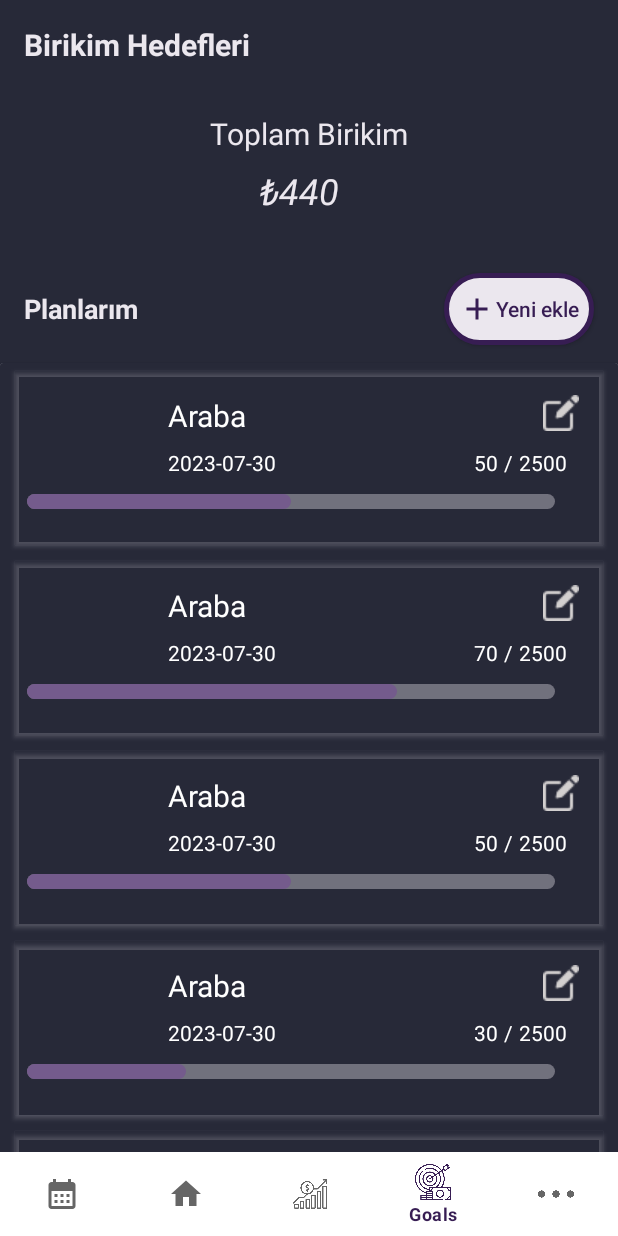
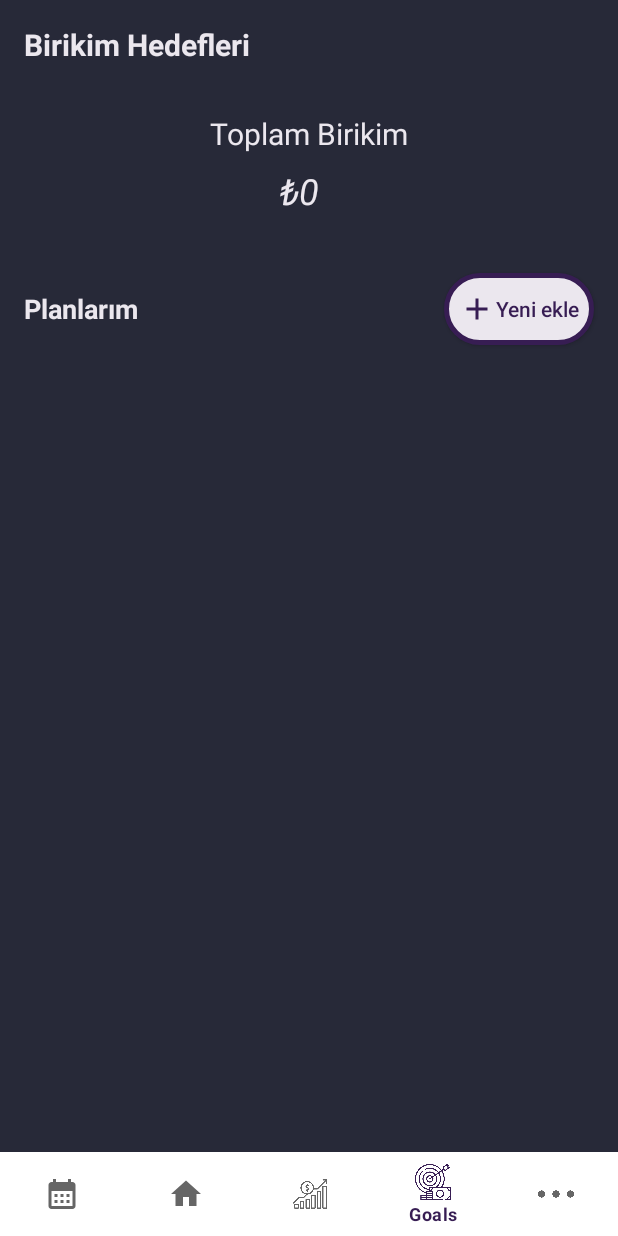
Before and after one commit to 4KanBostan/MoneyManagement, an Android app: the GoalsFragment screen opened through its navigation route, on a phone screen of 412 x 824 dp. Run offline under Robolectric (Android 15) with nearby library versions, the phone set to English and light mode, and no system bars; our stand-ins replace Room's generated code, navigation-ui; libraries missing offline, so code that uses them is left out: com.omega_r.libs; 1 statement that could not run was skipped.

Commit message:
Home account and Transaction room settings update

```diff
--- a/app/src/main/java/com/furkanbostan/moneymanagement/model/ParentRecycleView.kt
+++ b/app/src/main/java/com/furkanbostan/moneymanagement/model/ParentRecycleView.kt
@@ -1,7 +1,8 @@
 package com.furkanbostan.moneymanagement.model
 
 import com.furkanbostan.moneymanagement.database.Transactions
+import com.furkanbostan.moneymanagement.database.TransactionsWithCategoryAndAccount
 import java.time.LocalDate
 
-data class ParentRecycleView(val date: LocalDate, val itemList:ArrayList<Transactions>) {
+data class ParentRecycleView(val date: String, val itemList:ArrayList<TransactionsWithCategoryAndAccount>) {
 }
--- a/app/src/main/java/com/furkanbostan/moneymanagement/ui/goalsPage/GoalsFragment.kt
+++ b/app/src/main/java/com/furkanbostan/moneymanagement/ui/goalsPage/GoalsFragment.kt
@@ -25,13 +25,10 @@ class GoalsFragment : BaseFragment() {
         private lateinit var localDate: LocalDate
     override fun onCreateView(inflater: LayoutInflater, container: ViewGroup?, savedInstanceState: Bundle?): View? {
         binding=FragmentGoalsBinding.inflate(layoutInflater,container,false)
-        storeInRoom()
-        addCategory()
-        addGoal()
+        //storeInRoom()
+        //addCategory()
+        //addGoal()
         totalSaving()
-
-
-
         getAllGoal()
 
         binding.addButton.setOnClickListener {
@@ -71,10 +68,10 @@ class GoalsFragment : BaseFragment() {
 
 
         goalsList= ArrayList()
-        goalsList.add(Goal(0,"Araba",70f,2500f,localDate.toString(),localDate.dayOfMonth.toString(),localDate.month.toString(),localDate.year.toString(),15))
-        goalsList.add(Goal(0,"Araba",50f,2500f,localDate.toString(),localDate.dayOfMonth.toString(),localDate.month.toString(),localDate.year.toString(),15))
-        goalsList.add(Goal(0,"Araba",30f,2500f,localDate.toString(),localDate.dayOfMonth.toString(),localDate.month.toString(),localDate.year.toString(),15))
-        goalsList.add(Goal(0,"Araba",20f,2500f,localDate.toString(),localDate.dayOfMonth.toString(),localDate.month.toString(),localDate.year.toString(),15))
+        goalsList.add(Goal(0,"Koltuk takımı",70f,2500f,localDate.toString(),localDate.dayOfMonth.toString(),localDate.month.toString(),localDate.year.toString(),2))
+        goalsList.add(Goal(0,"Koltuk takımı",50f,2500f,localDate.toString(),localDate.dayOfMonth.toString(),localDate.month.toString(),localDate.year.toString(),2))
+        goalsList.add(Goal(0,"Koltuk takımı",30f,2500f,localDate.toString(),localDate.dayOfMonth.toString(),localDate.month.toString(),localDate.year.toString(),2))
+        goalsList.add(Goal(0,"Koltuk takımı",20f,2500f,localDate.toString(),localDate.dayOfMonth.toString(),localDate.month.toString(),localDate.year.toString(),2))
         storeAllInRoom(goalsList)
 
         return goalsList
@@ -84,7 +81,7 @@ class GoalsFragment : BaseFragment() {
         localDate= LocalDate.now()
         launch {
             val dao=ManagDataBase(requireContext()).goalDao()
-            dao.insert(Goal(0,"Araba",50f,2500f,localDate.toString(),localDate.dayOfMonth.toString(),localDate.month.toString(),localDate.year.toString(),15))
+            dao.insert(Goal(0,"Araba",50f,2500f,localDate.toString(),localDate.dayOfMonth.toString(),localDate.month.toString(),localDate.year.toString(),1))
             println("buraya igriş yaptı")
         }
     }
@@ -124,7 +121,7 @@ class GoalsFragment : BaseFragment() {
     }
 
     private fun addCategory(){
-        val goalCategory= GoalCategory(0,"Araba",R.drawable.car)
+        val goalCategory= GoalCategory(0,"Ev Aletleri",R.drawable.living_room)
         launch {
             val dao= ManagDataBase(requireContext()).goalCategoryDao()
             dao.insert(goalCategory)
--- a/app/src/main/java/com/furkanbostan/moneymanagement/ui/homePage/HomeFragment.kt
+++ b/app/src/main/java/com/furkanbostan/moneymanagement/ui/homePage/HomeFragment.kt
@@ -1,18 +1,17 @@
 package com.furkanbostan.moneymanagement.ui.homePage
 
-import android.content.Context
 import android.os.Bundle
 import android.view.LayoutInflater
 import android.view.View
 import android.view.ViewGroup
 import androidx.recyclerview.widget.LinearLayoutManager
 import androidx.recyclerview.widget.RecyclerView
-import com.furkanbostan.moneymanagement.R
+import com.furkanbostan.moneymanagement.database.Account
 import com.furkanbostan.moneymanagement.database.GoalAndCategory
 import com.furkanbostan.moneymanagement.database.Transactions
+import com.furkanbostan.moneymanagement.database.TransactionsWithCategoryAndAccount
 import com.furkanbostan.moneymanagement.database.service.ManagDataBase
 import com.furkanbostan.moneymanagement.databinding.FragmentHomeBinding
-import com.furkanbostan.moneymanagement.model.HomeAccount
 import com.furkanbostan.moneymanagement.ui.BaseFragment
 import com.furkanbostan.moneymanagement.ui.homePage.adapter.CustomRecyclerAdapter
 import com.furkanbostan.moneymanagement.ui.homePage.adapter.HomeGoalsAdapter
@@ -24,29 +23,31 @@ import java.time.LocalDate
 
 class HomeFragment : BaseFragment() {
     private lateinit var binding:FragmentHomeBinding
-    private lateinit var cardArray: ArrayList<HomeAccount>
-    private lateinit var transactionList:ArrayList<Transactions>
+    private lateinit var cardArray: ArrayList<Account>
+    private lateinit var transactionList:ArrayList<TransactionsWithCategoryAndAccount>
     private lateinit var goalsList:ArrayList<GoalAndCategory>
     private lateinit var localDate: LocalDate
     override fun onCreateView(inflater: LayoutInflater, container: ViewGroup?, savedInstanceState: Bundle?): View? {
         // Inflate the layout for this fragment
         binding= FragmentHomeBinding.inflate(inflater,container,false)
-        setrcv(requireContext())
+        getAllAccount()
         getLastGoals()
+        getLastTransaction()
 
         return binding.root
     }
 
 
 
-    fun setrcv(context:Context){
+    fun setAccountRcv(list:List<Account>){
+        val liste= list as ArrayList<Account>
         binding.accountRecyc.setItemTransformer(
             ScaleTransformer.Builder()
                 .setMaxScale(1f)
                 .setMinScale(0.8f)
                 .build()
         )
-        //binding.accountRecyc.adapter= CustomRecyclerAdapter(addItem())
+        binding.accountRecyc.adapter= CustomRecyclerAdapter(liste)
 
        /* binding.homeTransRecyc.layoutManager=LinearLayoutManager(context,RecyclerView.VERTICAL,false)
         binding.homeTransRecyc.adapter= HomeTransAdapter(context,ornekTrans())
@@ -65,30 +66,20 @@ class HomeFragment : BaseFragment() {
     }
 
 
-    fun addItem():ArrayList<HomeAccount>{
+    fun getAllAccount():ArrayList<Account>{
         cardArray= ArrayList()
-
-        cardArray.add(HomeAccount("Toplam Bakiye",2500,10000,7500))
-        cardArray.add(HomeAccount("Kredi Kartı",2500,10000,7500))
-        cardArray.add(HomeAccount("Banka Hesabı",2500,10000,7500))
-        cardArray.add(HomeAccount("Yatırım Hesabım",2500,10000,7500))
+        launch {
+            val dao= ManagDataBase(requireContext()).accountDao()
+            cardArray=dao.getAllAccount() as ArrayList<Account>
+            setAccountRcv(cardArray)
+        }
 
         return cardArray
     }
-   /* fun ornekTrans():ArrayList<Transaction>{
-        val t = Transaction("Eğlence","Banka Kartı",3500f,"22/3/2023","Oyun makinesi", R.drawable.cutlery)
-        val t1 = Transaction("Eğlence","Banka Kartı",3500f,"22/3/2023","Oyun makinesi", R.drawable.cutlery)
-        val t2 = Transaction("Eğlence","Banka Kartı",3500f,"22/3/2023","Oyun makinesi", R.drawable.cutlery)
-        transactionList=ArrayList()
-        transactionList.add(t)
-        transactionList.add(t1)
-        transactionList.add(t2)
-
-        return transactionList
-    }*/
 
     private fun getLastGoals(){
         var list= listOf<GoalAndCategory>()
+        goalsList= ArrayList()
         launch {
             val dao = ManagDataBase(requireContext()).goalDao()
             list = dao.getGoalAndCategory()
@@ -106,4 +97,23 @@ class HomeFragment : BaseFragment() {
         }
 
     }
+
+    private fun getLastTransaction(){
+        transactionList= ArrayList()
+        launch {
+            val dao=ManagDataBase(requireContext()).transactionsDao()
+            transactionList=dao.getLastTransactionsWithCategoryAndAccount() as ArrayList<TransactionsWithCategoryAndAccount>
+            setTransactionRcv(transactionList)
+        }
+    }
+
+    private fun setTransactionRcv(list:List<TransactionsWithCategoryAndAccount>) {
+        val liste = list as ArrayList<TransactionsWithCategoryAndAccount>
+
+        binding.homeTransRecyc.apply {
+            layoutManager=LinearLayoutManager(context,RecyclerView.VERTICAL,false)
+            adapter = HomeTransAdapter(context,liste)
+        }
+
+    }
 }
--- a/app/src/main/java/com/furkanbostan/moneymanagement/ui/homePage/adapter/HomeGoalsAdapter.kt
+++ b/app/src/main/java/com/furkanbostan/moneymanagement/ui/homePage/adapter/HomeGoalsAdapter.kt
@@ -27,7 +27,7 @@ class HomeGoalsAdapter(val context:Context, val itemArray:ArrayList<GoalAndCateg
         holder.binding.homeGoalsName.text=temp.goal.description
         holder.binding.homeGoalsAmount.text=temp.goal.amount.toInt().toString()
         holder.binding.homeGoalsBalance.text=temp.goal.target_goal.toInt().toString()
-        val progCount= (temp.goal.amount)/(temp.goal.target_goal)*100
+        val progCount= ((temp.goal.amount)/(temp.goal.target_goal))*100
         holder.binding.progressBar.apply {
             progress=progCount.toInt()
             max=100}
```
Also changed, not shown: app/src/main/java/com/furkanbostan/moneymanagement/ui/homePage/adapter/CustomRecyclerAdapter.kt (+6 -6 lines), app/src/main/java/com/furkanbostan/moneymanagement/ui/homePage/adapter/HomeTransAdapter.kt (+7 -5 lines).
